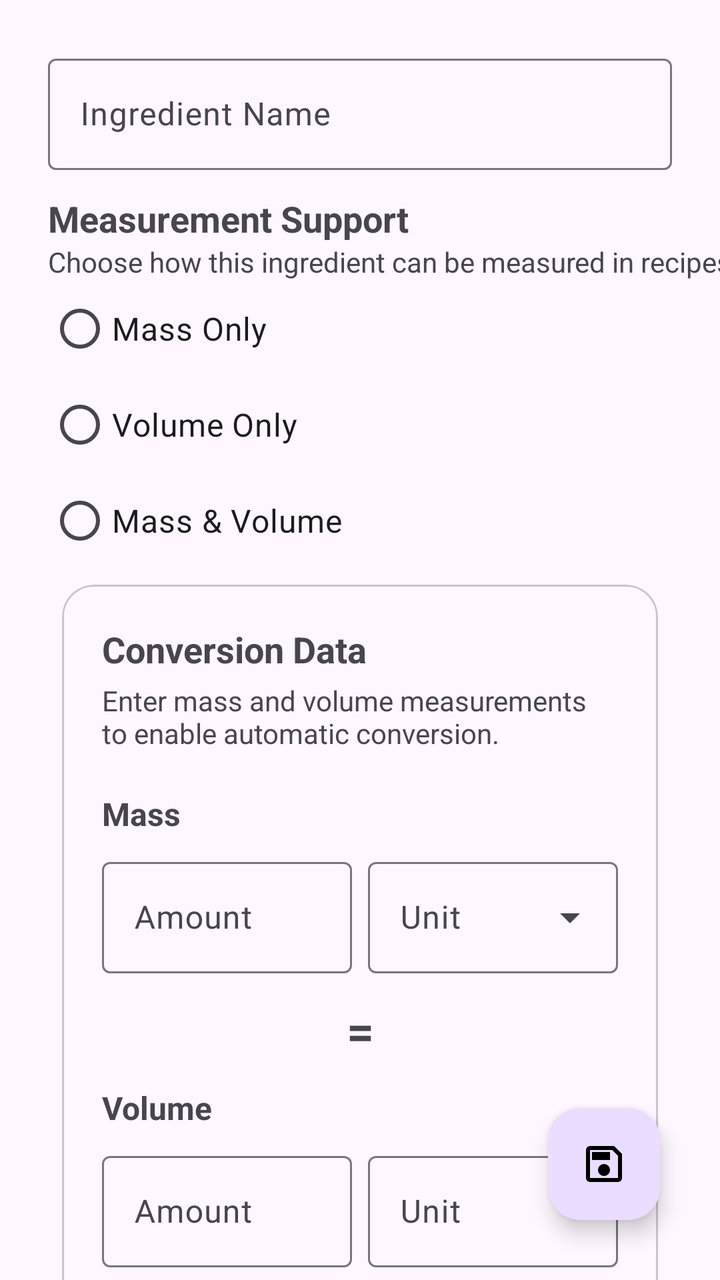
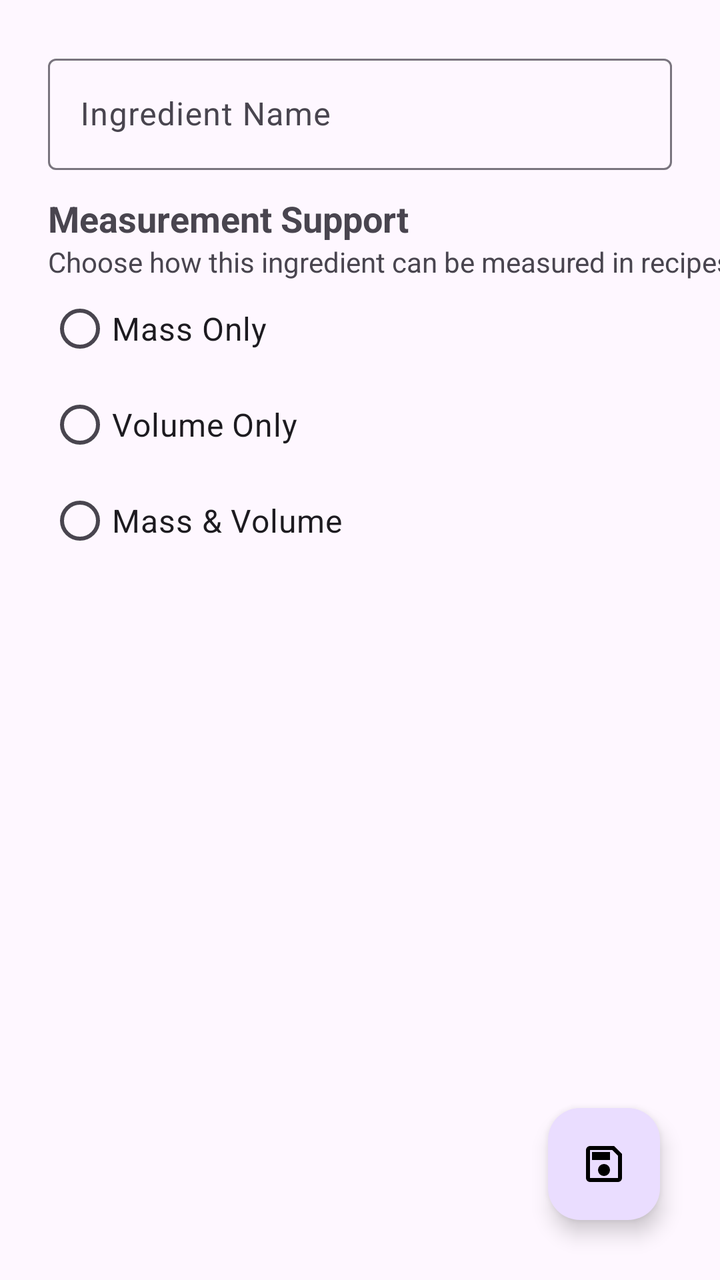

Two renders of the same Android screen: before a commit and after it. Below are the layout's source before the change and the commit's diff.
<!-- AndroidManifest.xml: application theme Theme.Culinometry -->
<!-- res/layout/fragment_ingredient_editor.xml -->
<?xml version="1.0" encoding="utf-8"?>
<androidx.constraintlayout.widget.ConstraintLayout
    xmlns:android="http://schemas.android.com/apk/res/android"
    xmlns:app="http://schemas.android.com/apk/res-auto"
    xmlns:tools="http://schemas.android.com/tools"
    android:id="@+id/ingredient_editor_layout"
    android:layout_width="match_parent"
    android:layout_height="match_parent">

    <androidx.core.widget.NestedScrollView
        android:id="@+id/form_scroll_view"
        android:layout_width="0dp"
        android:layout_height="0dp"
        android:fillViewport="true"
        android:clipToPadding="false"
        android:paddingBottom="104dp"
        app:layout_constraintTop_toTopOf="parent"
        app:layout_constraintBottom_toBottomOf="parent"
        app:layout_constraintStart_toStartOf="parent"
        app:layout_constraintEnd_toEndOf="parent">

        <androidx.constraintlayout.widget.ConstraintLayout
            android:layout_width="match_parent"
            android:layout_height="wrap_content">

            <com.google.android.material.textfield.TextInputLayout
                android:id="@+id/name_input_layout"
                android:layout_width="0dp"
                android:layout_height="wrap_content"
                android:hint="Ingredient Name"
                android:layout_marginStart="24dp"
                android:layout_marginEnd="24dp"
                android:layout_marginTop="24dp"
                app:layout_constraintStart_toStartOf="parent"
                app:layout_constraintEnd_toEndOf="parent"
                app:layout_constraintTop_toTopOf="parent">

                <com.google.android.material.textfield.TextInputEditText
                    android:id="@+id/name_edit_text"
                    android:layout_width="match_parent"
                    android:layout_height="wrap_content" />

            </com.google.android.material.textfield.TextInputLayout>

            <TextView
                android:id="@+id/radio_title_text_view"
                android:layout_width="wrap_content"
                android:layout_height="wrap_content"
                android:text="Measurement Support"
                android:textStyle="bold"
                android:textSize="18sp"
                android:layout_marginStart="24dp"
                android:layout_marginEnd="24dp"
                android:layout_marginTop="12dp"
                app:layout_constraintLeft_toLeftOf="parent"
                app:layout_constraintTop_toBottomOf="@id/name_input_layout" />

            <TextView
                android:id="@+id/radio_explanation_text_view"
                android:layout_width="wrap_content"
                android:layout_height="wrap_content"
                android:text="Choose how this ingredient can be measured in recipes."
                android:textSize="14sp"
                android:paddingBottom="0dp"
                android:layout_marginStart="24dp"
                android:layout_marginEnd="24dp"
                android:textColor="?android:attr/textColorSecondary"
                app:layout_constraintLeft_toLeftOf="parent"
                app:layout_constraintTop_toBottomOf="@id/radio_title_text_view" />

            <RadioGroup
                android:id="@+id/radio_group"
                android:layout_width="wrap_content"
                android:layout_height="wrap_content"
                android:orientation="vertical"
                android:layout_marginStart="24dp"
                app:layout_constraintTop_toBottomOf="@id/radio_explanation_text_view"
                app:layout_constraintStart_toStartOf="parent">
                <RadioButton
                    android:id="@+id/mass_button"
                    android:textSize="16sp"
                    android:layout_width="wrap_content"
                    android:layout_height="wrap_content"
                    android:text="Mass Only"/>
                <RadioButton
                    android:id="@+id/volume_button"
                    android:textSize="16sp"
                    android:layout_width="wrap_content"
                    android:layout_height="wrap_content"
                    android:text="Volume Only"/>
                <RadioButton
                    android:id="@+id/mass_and_volume_button"
                    android:textSize="16sp"
                    android:layout_width="wrap_content"
                    android:layout_height="wrap_content"
                    android:text="Mass &amp; Volume"/>
            </RadioGroup>

            <com.google.android.material.card.MaterialCardView
                android:id="@+id/conversion_card"
                android:layout_width="0dp"
                android:layout_height="wrap_content"
                android:layout_marginStart="24dp"
                android:layout_marginEnd="24dp"
                android:visibility="visible"
                app:cardCornerRadius="16dp"
                app:cardUseCompatPadding="true"
                app:layout_constraintStart_toStartOf="parent"
                app:layout_constraintEnd_toEndOf="parent"
                app:layout_constraintTop_toBottomOf="@id/radio_group">

                <androidx.constraintlayout.widget.ConstraintLayout
                    android:layout_width="match_parent"
                    android:layout_height="wrap_content"
                    android:padding="20dp">

                    
                    <TextView
                        android:id="@+id/conversion_title_text_view"
                        android:layout_width="0dp"
                        android:layout_height="wrap_content"
                        android:text="Conversion Data"
                        android:textSize="18sp"
                        android:textStyle="bold"
                        app:layout_constraintStart_toStartOf="parent"
                        app:layout_constraintEnd_toEndOf="parent"
                        app:layout_constraintTop_toTopOf="parent" />

                    
                    <TextView
                        android:id="@+id/conversion_explanation_text_view"
                        android:layout_width="0dp"
                        android:layout_height="wrap_content"
                        android:layout_marginTop="4dp"
                        android:text="Enter mass and volume measurements to enable automatic conversion."
                        android:textColor="?android:attr/textColorSecondary"
                        android:textSize="14sp"
                        app:layout_constraintStart_toStartOf="parent"
                        app:layout_constraintEnd_toEndOf="parent"
                        app:layout_constraintTop_toBottomOf="@id/conversion_title_text_view" />

                    
                    <TextView
                        android:id="@+id/mass_label"
                        android:layout_width="wrap_content"
                        android:layout_height="wrap_content"
                        android:layout_marginTop="20dp"
                        android:text="Mass"
                        android:textSize="16sp"
                        android:textStyle="bold"
                        app:layout_constraintStart_toStartOf="parent"
                        app:layout_constraintTop_toBottomOf="@id/conversion_explanation_text_view" />

                    
                    <com.google.android.material.textfield.TextInputLayout
                        android:id="@+id/reference_mass_amount_layout"
                        android:layout_width="0dp"
                        android:layout_height="wrap_content"
                        android:layout_marginTop="8dp"
                        android:layout_marginEnd="8dp"
                        android:hint="Amount"
                        app:layout_constraintStart_toStartOf="parent"
                        app:layout_constraintEnd_toStartOf="@id/reference_mass_unit_layout"
                        app:layout_constraintTop_toBottomOf="@id/mass_label"
                        app:layout_constraintHorizontal_weight="1">

                        <com.google.android.material.textfield.TextInputEditText
                            android:id="@+id/mass_edit_text"
                            android:layout_width="match_parent"
                            android:layout_height="wrap_content"
                            android:maxLines="1"
                            android:maxLength="29"/>

                    </com.google.android.material.textfield.TextInputLayout>

                    
                    <com.google.android.material.textfield.TextInputLayout
                        android:id="@+id/reference_mass_unit_layout"
                        style="@style/Widget.Material3.TextInputLayout.OutlinedBox.ExposedDropdownMenu"
                        android:layout_width="0dp"
                        android:layout_height="wrap_content"
                        android:hint="Unit"
                        app:layout_constraintStart_toEndOf="@id/reference_mass_amount_layout"
                        app:layout_constraintEnd_toEndOf="parent"
                        app:layout_constraintTop_toTopOf="@id/reference_mass_amount_layout"
                        app:layout_constraintHorizontal_weight="1">

                        <com.google.android.material.textfield.MaterialAutoCompleteTextView
                            android:id="@+id/reference_mass_unit_dropdown"
                            android:layout_width="match_parent"
                            android:layout_height="wrap_content"
                            android:inputType="none"
                            android:maxLines="1"
                            android:dropDownHeight="240dp"/>

                    </com.google.android.material.textfield.TextInputLayout>

                    
                    <androidx.constraintlayout.widget.Barrier
                        android:id="@+id/mass_row_barrier"
                        android:layout_width="wrap_content"
                        android:layout_height="wrap_content"
                        app:barrierDirection="bottom"
                        app:constraint_referenced_ids="reference_mass_amount_layout,reference_mass_unit_layout" />

                    
                    <TextView
                        android:id="@+id/conversion_equals_text_view"
                        android:layout_width="wrap_content"
                        android:layout_height="wrap_content"
                        android:layout_marginTop="12dp"
                        android:text="="
                        android:textSize="24sp"
                        android:textStyle="bold"
                        app:layout_constraintStart_toStartOf="parent"
                        app:layout_constraintEnd_toEndOf="parent"
                        app:layout_constraintTop_toBottomOf="@id/mass_row_barrier" />

                    
                    <TextView
                        android:id="@+id/volume_label"
                        android:layout_width="wrap_content"
                        android:layout_height="wrap_content"
                        android:layout_marginTop="12dp"
                        android:text="Volume"
                        android:textSize="16sp"
                        android:textStyle="bold"
                        app:layout_constraintStart_toStartOf="parent"
                        app:layout_constraintTop_toBottomOf="@id/conversion_equals_text_view" />

                    
                    <com.google.android.material.textfield.TextInputLayout
                        android:id="@+id/reference_volume_amount_layout"
                        android:layout_width="0dp"
                        android:layout_height="wrap_content"
                        android:layout_marginTop="8dp"
                        android:layout_marginEnd="8dp"
                        android:hint="Amount"
                        app:layout_constraintStart_toStartOf="parent"
                        app:layout_constraintEnd_toStartOf="@id/reference_volume_unit_layout"
                        app:layout_constraintTop_toBottomOf="@id/volume_label"
                        app:layout_constraintHorizontal_weight="1">

                        <com.google.android.material.textfield.TextInputEditText
                            android:id="@+id/volume_edit_text"
                            android:layout_width="match_parent"
                            android:layout_height="wrap_content"
                            android:maxLines="1"
                            android:maxLength="29"/>

                    </com.google.android.material.textfield.TextInputLayout>

                    
                    <com.google.android.material.textfield.TextInputLayout
                        android:id="@+id/reference_volume_unit_layout"
                        style="@style/Widget.Material3.TextInputLayout.OutlinedBox.ExposedDropdownMenu"
                        android:layout_width="0dp"
                        android:layout_height="wrap_content"
                        android:hint="Unit"
                        app:layout_constraintStart_toEndOf="@id/reference_volume_amount_layout"
                        app:layout_constraintEnd_toEndOf="parent"
                        app:layout_constraintTop_toTopOf="@id/reference_volume_amount_layout"
                        app:layout_constraintHorizontal_weight="1">

                        <com.google.android.material.textfield.MaterialAutoCompleteTextView
                            android:id="@+id/reference_volume_unit_dropdown"
                            android:layout_width="match_parent"
                            android:layout_height="wrap_content"
                            android:inputType="none"
                            android:maxLines="1"
                            android:dropDownHeight="240dp"/>

                    </com.google.android.material.textfield.TextInputLayout>

                    
                    <androidx.constraintlayout.widget.Barrier
                        android:id="@+id/volume_row_barrier"
                        android:layout_width="wrap_content"
                        android:layout_height="wrap_content"
                        app:barrierDirection="bottom"
                        app:constraint_referenced_ids="reference_volume_amount_layout,reference_volume_unit_layout" />

                    <Space
                        android:layout_width="1dp"
                        android:layout_height="1dp"
                        android:layout_marginTop="8dp"
                        app:layout_constraintTop_toBottomOf="@id/volume_row_barrier"
                        app:layout_constraintBottom_toBottomOf="parent"
                        app:layout_constraintStart_toStartOf="parent" />

                </androidx.constraintlayout.widget.ConstraintLayout>

            </com.google.android.material.card.MaterialCardView>

        </androidx.constraintlayout.widget.ConstraintLayout>

    </androidx.core.widget.NestedScrollView>

    <com.google.android.material.floatingactionbutton.FloatingActionButton
        android:id="@+id/save_ingredient_button"
        android:layout_width="wrap_content"
        android:layout_height="wrap_content"
        android:contentDescription="save"
        app:layout_constraintBottom_toBottomOf="parent"
        app:layout_constraintEnd_toEndOf="parent"
        android:src="@drawable/save_24"
        app:tint="@color/black"
        android:layout_margin="30dp"/>

</androidx.constraintlayout.widget.ConstraintLayout>
<!-- resources referenced by this layout -->
<resources>
  <color name="black">#FF000000</color>
  <!-- drawable save_24 (drawable) -->
  <vector xmlns:android="http://schemas.android.com/apk/res/android"
      android:width="24dp"
      android:height="24dp"
      android:viewportWidth="960"
      android:viewportHeight="960"
      android:tint="?attr/colorControlNormal">
    <path
        android:fillColor="@android:color/white"
        android:pathData="M840,280L840,760Q840,793 816.5,816.5Q793,840 760,840L200,840Q167,840 143.5,816.5Q120,793 120,760L120,200Q120,167 143.5,143.5Q167,120 200,120L680,120L840,280ZM760,314L646,200L200,200Q200,200 200,200Q200,200 200,200L200,760Q200,760 200,760Q200,760 200,760L760,760Q760,760 760,760Q760,760 760,760L760,314ZM565,685Q600,650 600,600Q600,550 565,515Q530,480 480,480Q430,480 395,515Q360,550 360,600Q360,650 395,685Q430,720 480,720Q530,720 565,685ZM240,400L600,400L600,240L240,240L240,400ZM200,314L200,760Q200,760 200,760Q200,760 200,760L200,760Q200,760 200,760Q200,760 200,760L200,200Q200,200 200,200Q200,200 200,200L200,200L200,314Z"/>
  </vector>
  <style name="Theme.Culinometry" parent="Base.Theme.Culinometry" />
  <style name="Base.Theme.Culinometry" parent="Theme.Material3.DayNight">
          
          
      </style>
</resources>

<!-- the commit's change to res/layout/fragment_ingredient_editor.xml (unified diff, before → after) -->
@@ -102,7 +102,7 @@
                 android:layout_height="wrap_content"
                 android:layout_marginStart="24dp"
                 android:layout_marginEnd="24dp"
-                android:visibility="visible"
+                android:visibility="gone"
                 app:cardCornerRadius="16dp"
                 app:cardUseCompatPadding="true"
                 app:layout_constraintStart_toStartOf="parent"
